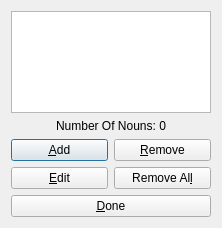
The window that editnounsdialog.ui (lawand/gngt) describes before a commit, drawn with Qt 5.
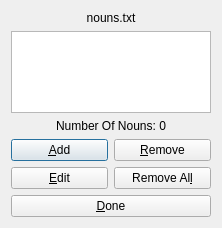
The same window after the commit.

```diff
--- a/editnounsdialog.ui
+++ b/editnounsdialog.ui
@@ -14,14 +14,14 @@
    <string>Edit Nouns</string>
   </property>
   <layout class="QGridLayout" name="gridLayout">
-   <item row="0" column="0" colspan="2">
-    <widget class="QListWidget" name="listWidget">
-     <property name="wordWrap">
-      <bool>true</bool>
-     </property>
-    </widget>
-   </item>
    <item row="1" column="0" colspan="2">
+    <widget class="QListWidget" name="listWidget">
+     <property name="wordWrap">
+      <bool>true</bool>
+     </property>
+    </widget>
+   </item>
+   <item row="2" column="0" colspan="2">
     <widget class="QLabel" name="numberOfNounsLabel">
      <property name="text">
       <string>Number Of Nouns: 0</string>
@@ -66,6 +66,19 @@
      </property>
     </widget>
    </item>
+   <item row="0" column="0" colspan="2">
+    <widget class="QLabel" name="nounsFileLabel">
+     <property name="text">
+      <string>nouns.txt</string>
+     </property>
+     <property name="alignment">
+      <set>Qt::AlignCenter</set>
+     </property>
+     <property name="wordWrap">
+      <bool>true</bool>
+     </property>
+    </widget>
+   </item>
   </layout>
   <action name="actionAdd">
    <property name="text">
```
Left out of the diff: 10 changed lines with no effect on the pictures.
